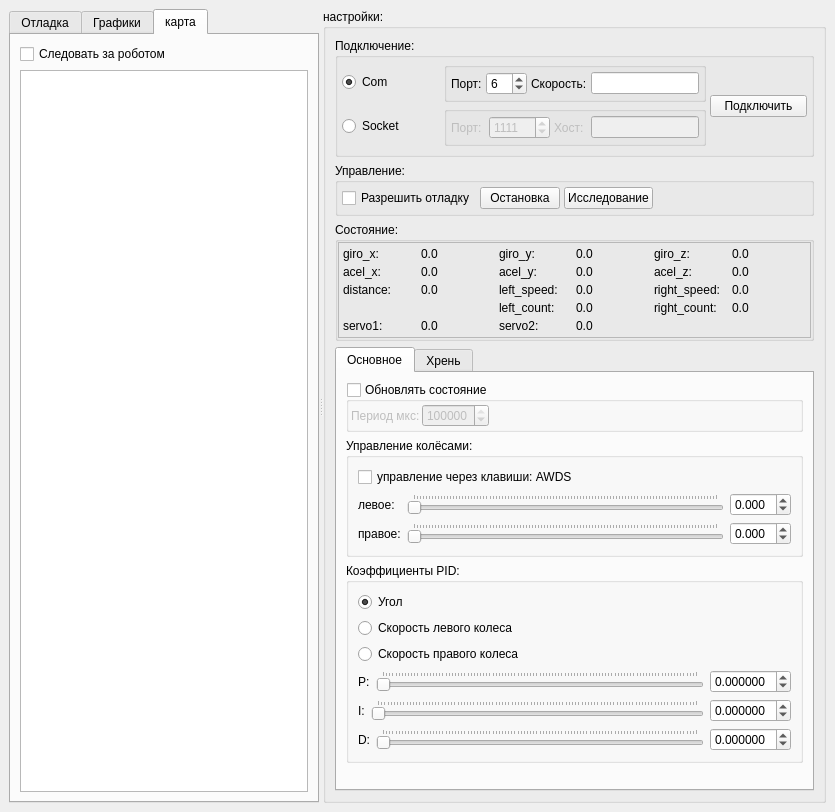
The window that python/main_window.ui (AlexLexx706/robocar) describes before a commit, drawn with Qt 5.
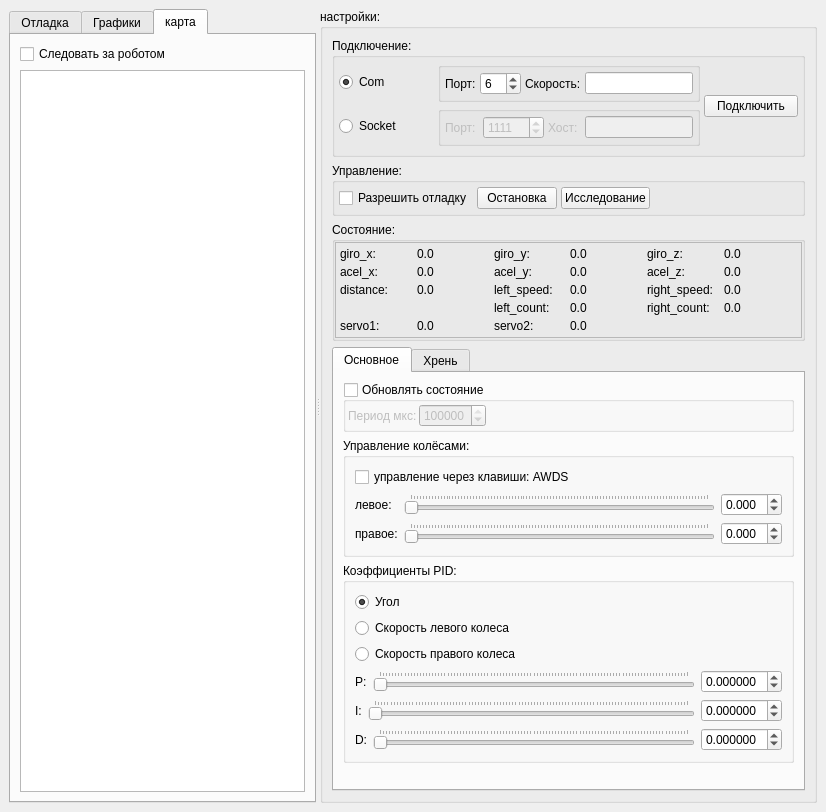
The same window after the commit. The open tabs and pages were chosen to show the change. Custom widgets are drawn as their Qt base class.

What changed in the file:
```diff
--- a/python/main_window.ui
+++ b/python/main_window.ui
@@ -6,8 +6,8 @@
    <rect>
     <x>0</x>
     <y>0</y>
-    <width>835</width>
-    <height>746</height>
+    <width>826</width>
+    <height>723</height>
    </rect>
   </property>
   <property name="windowTitle">
```
Left out of the diff: 302 changed lines with no effect on the pictures.
